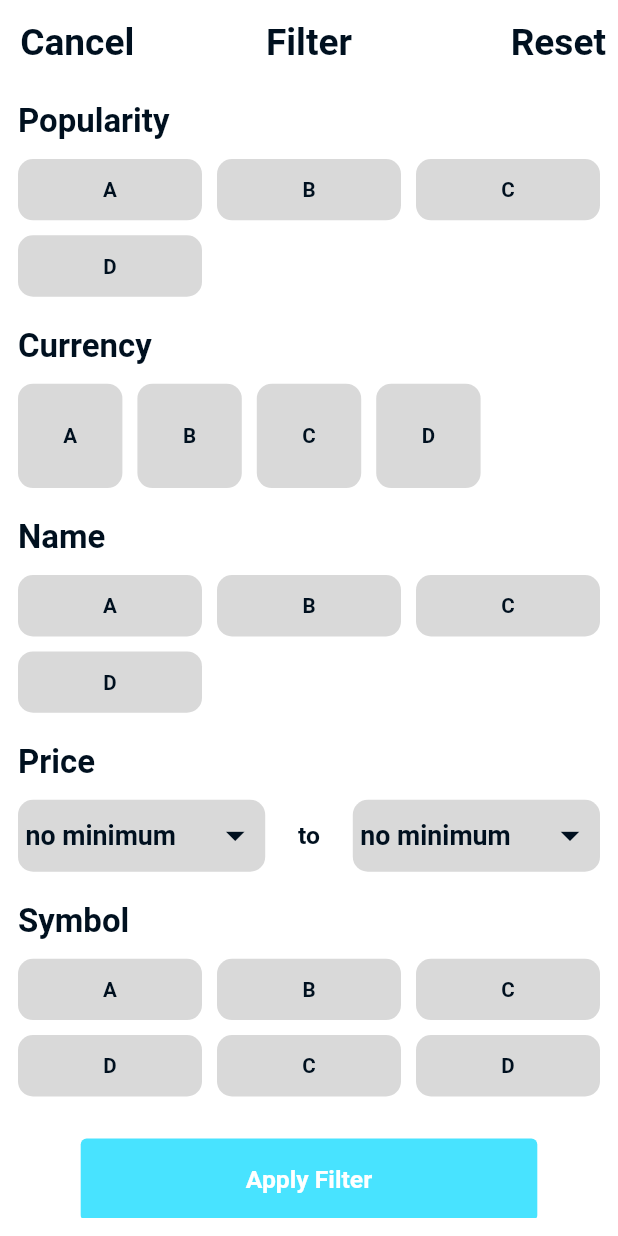
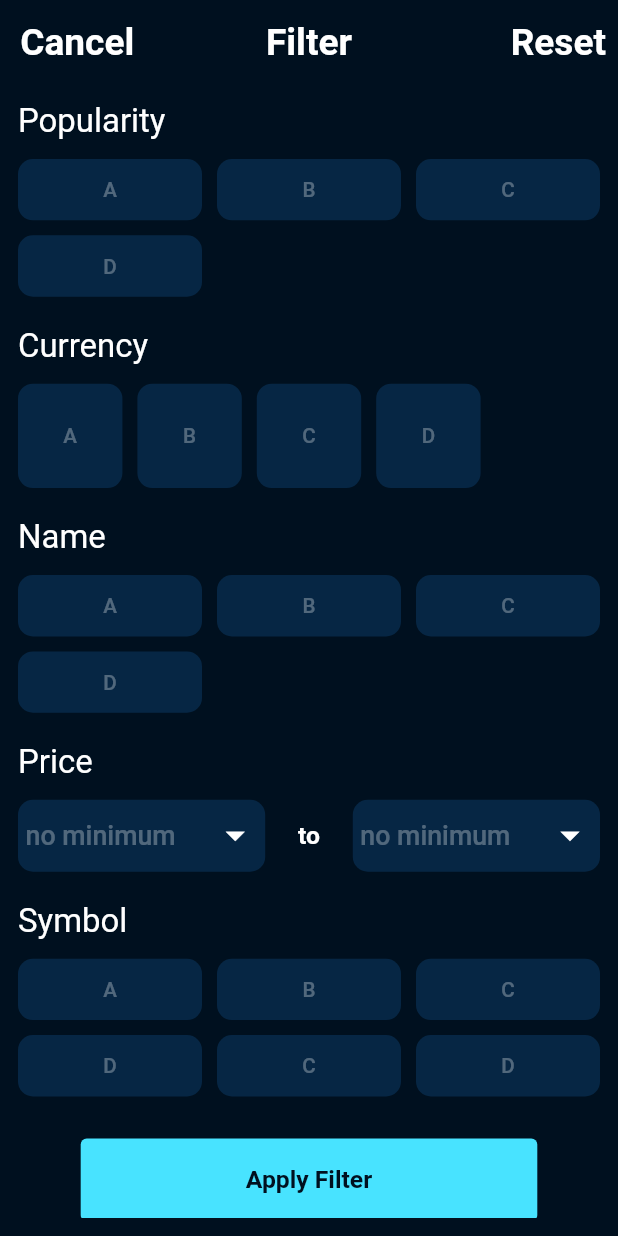
Before and after one commit to patrickwitter/TestInvestFilterScreen, a Flutter app: the screen it shows after launch, on a phone screen of 412 x 824 dp. Run offline on Flutter 3.47's test engine with Material 2 defaults, Android fonts, the phone set to English and light mode, and no system bars; our stand-ins replace google_fonts, sizer; Roboto replaces fonts that are missing (Oxygen).

Commit message:
Finalized v1 of Project

```diff
--- a/lib/main.dart
+++ b/lib/main.dart
@@ -16,7 +16,7 @@ class MyApp extends StatelessWidget {
       builder: (context, orientation, deviceType) => MaterialApp(
         debugShowCheckedModeBanner: false,
         title: 'Filter Page',
-        themeMode: ThemeMode.light,
+        themeMode: ThemeMode.dark,
         darkTheme: AppTheme.dark,
         theme: AppTheme.light,
         home: const FilterPage(),
--- a/lib/pages/filterBody.dart
+++ b/lib/pages/filterBody.dart
@@ -1,3 +1,5 @@
+// ignore_for_file: file_names
+
 import 'package:flutter/material.dart';
 import 'package:sizer/sizer.dart';
 
--- a/lib/widgets/FilterGrid.dart
+++ b/lib/widgets/FilterGrid.dart
@@ -1,3 +1,5 @@
+// ignore_for_file: file_names
+
 import 'package:flutter/material.dart';
 
 class FilterGrid extends StatelessWidget {
--- a/lib/widgets/FilterSection.dart
+++ b/lib/widgets/FilterSection.dart
@@ -1,3 +1,5 @@
+// ignore_for_file: file_names
+
 import 'package:filter_page/widgets/FilterGrid.dart';
 import 'package:flutter/material.dart';
 
--- a/lib/widgets/customTextButton.dart
+++ b/lib/widgets/customTextButton.dart
@@ -1,3 +1,5 @@
+// ignore_for_file: file_names
+
 import 'package:flutter/material.dart';
 import 'package:sizer/sizer.dart';
 
@@ -26,6 +28,7 @@ class CustomTextButton extends StatelessWidget {
           style: Theme.of(context).textTheme.headline5?.copyWith(
                 fontSize: 12.sp,
                 color: Theme.of(context).scaffoldBackgroundColor,
+                fontWeight: FontWeight.bold,
               ),
         ),
       ),
--- a/lib/widgets/dropDownButton.dart
+++ b/lib/widgets/dropDownButton.dart
@@ -1,3 +1,5 @@
+// ignore_for_file: file_names
+
 import 'package:flutter/material.dart';
 import 'package:sizer/sizer.dart';
 
```
